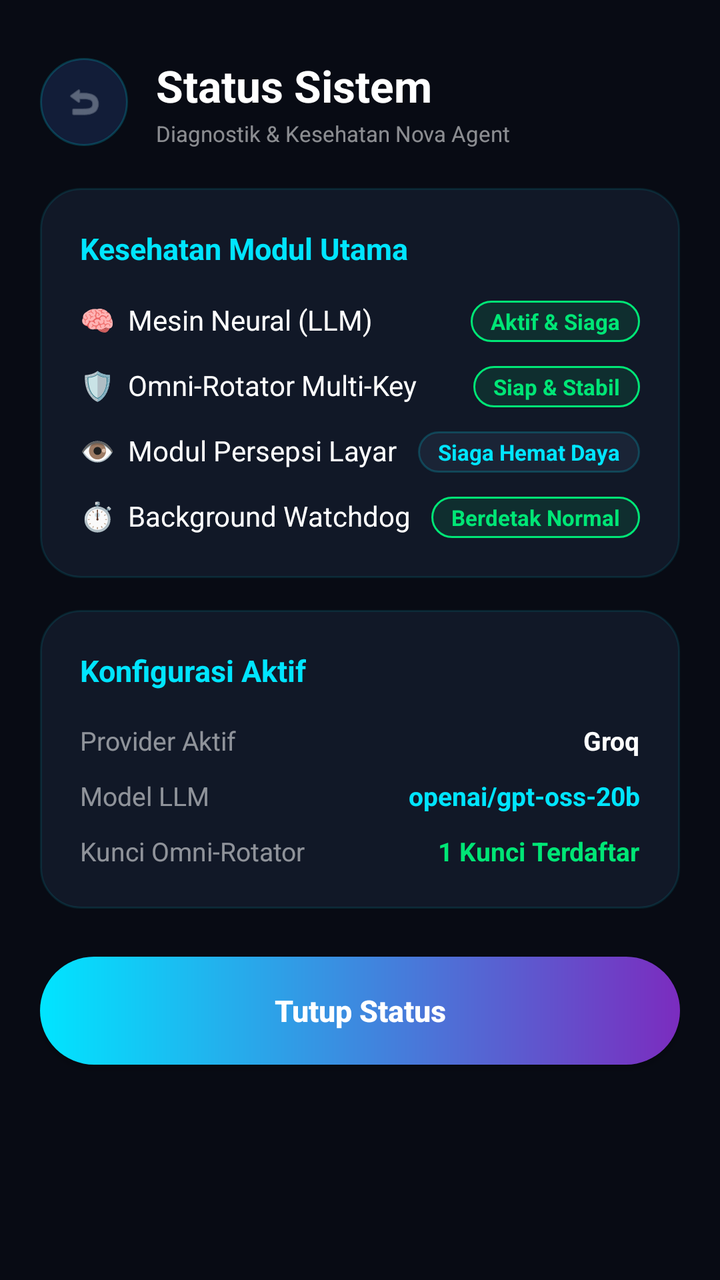
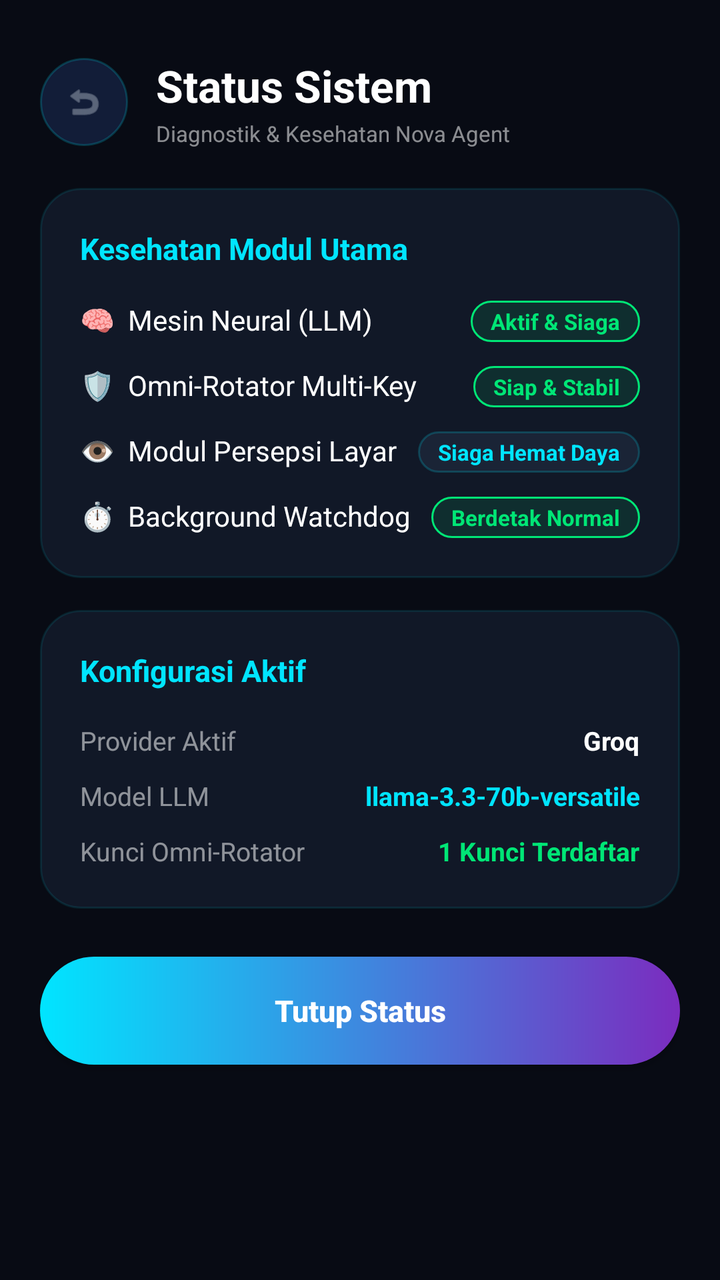

An Android layout rendered at two revisions. The XML below is the earlier revision; the diff shows what the commit changed to produce the second picture.
<!-- AndroidManifest.xml: application theme Theme.NovaJarvis -->
<!-- res/layout/dialog_status.xml -->
<?xml version="1.0" encoding="utf-8"?>
<RelativeLayout xmlns:android="http://schemas.android.com/apk/res/android"
    android:layout_width="match_parent"
    android:layout_height="match_parent"
    android:background="@drawable/bg_ultra_main"
    android:padding="20dp">

    
    <RelativeLayout
        android:id="@+id/headerStatus"
        android:layout_width="match_parent"
        android:layout_height="wrap_content"
        android:layout_marginTop="8dp"
        android:layout_marginBottom="20dp">

        <ImageView
            android:id="@+id/btnBackStatus"
            android:layout_width="44dp"
            android:layout_height="44dp"
            android:src="@android:drawable/ic_menu_revert"
            android:tint="#8B95A5"
            android:background="@drawable/bg_circle_btn"
            android:padding="12dp"
            android:layout_centerVertical="true"
            android:clickable="true"
            android:focusable="true"/>

        <LinearLayout
            android:layout_width="wrap_content"
            android:layout_height="wrap_content"
            android:orientation="vertical"
            android:layout_toEndOf="@id/btnBackStatus"
            android:layout_marginStart="14dp"
            android:layout_centerVertical="true">

            <TextView
                android:layout_width="wrap_content"
                android:layout_height="wrap_content"
                android:text="Status Sistem"
                android:textColor="#FFFFFF"
                android:textSize="22sp"
                android:textStyle="bold"/>

            <TextView
                android:layout_width="wrap_content"
                android:layout_height="wrap_content"
                android:text="Diagnostik &amp; Kesehatan Nova Agent"
                android:textColor="#88FFFFFF"
                android:textSize="11sp"
                android:layout_marginTop="2dp"/>
        </LinearLayout>
    </RelativeLayout>

    <ScrollView
        android:layout_width="match_parent"
        android:layout_height="match_parent"
        android:layout_below="@id/headerStatus"
        android:scrollbars="none">

        <LinearLayout
            android:layout_width="match_parent"
            android:layout_height="wrap_content"
            android:orientation="vertical">

            
            <LinearLayout
                android:layout_width="match_parent"
                android:layout_height="wrap_content"
                android:background="@drawable/bg_ultra_card"
                android:orientation="vertical"
                android:padding="20dp"
                android:layout_marginBottom="16dp">

                <TextView
                    android:layout_width="wrap_content"
                    android:layout_height="wrap_content"
                    android:text="Kesehatan Modul Utama"
                    android:textColor="#00E5FF"
                    android:textSize="15sp"
                    android:textStyle="bold"
                    android:layout_marginBottom="16dp"/>

                
                <RelativeLayout
                    android:layout_width="match_parent"
                    android:layout_height="wrap_content"
                    android:layout_marginBottom="12dp">
                    <TextView
                        android:layout_width="wrap_content"
                        android:layout_height="wrap_content"
                        android:text="🧠  Mesin Neural (LLM)"
                        android:textColor="#FFFFFF"
                        android:textSize="14sp"/>
                    <TextView
                        android:layout_width="wrap_content"
                        android:layout_height="wrap_content"
                        android:text="Aktif &amp; Siaga"
                        android:background="@drawable/bg_badge_green"
                        android:textColor="#00E676"
                        android:textSize="11sp"
                        android:textStyle="bold"
                        android:paddingHorizontal="10dp"
                        android:paddingVertical="3dp"
                        android:layout_alignParentEnd="true"/>
                </RelativeLayout>

                
                <RelativeLayout
                    android:layout_width="match_parent"
                    android:layout_height="wrap_content"
                    android:layout_marginBottom="12dp">
                    <TextView
                        android:layout_width="wrap_content"
                        android:layout_height="wrap_content"
                        android:text="🛡️  Omni-Rotator Multi-Key"
                        android:textColor="#FFFFFF"
                        android:textSize="14sp"/>
                    <TextView
                        android:layout_width="wrap_content"
                        android:layout_height="wrap_content"
                        android:text="Siap &amp; Stabil"
                        android:background="@drawable/bg_badge_green"
                        android:textColor="#00E676"
                        android:textSize="11sp"
                        android:textStyle="bold"
                        android:paddingHorizontal="10dp"
                        android:paddingVertical="3dp"
                        android:layout_alignParentEnd="true"/>
                </RelativeLayout>

                
                <RelativeLayout
                    android:layout_width="match_parent"
                    android:layout_height="wrap_content"
                    android:layout_marginBottom="12dp">
                    <TextView
                        android:layout_width="wrap_content"
                        android:layout_height="wrap_content"
                        android:text="👁️  Modul Persepsi Layar"
                        android:textColor="#FFFFFF"
                        android:textSize="14sp"/>
                    <TextView
                        android:layout_width="wrap_content"
                        android:layout_height="wrap_content"
                        android:text="Siaga Hemat Daya"
                        android:background="@drawable/bg_ultra_input"
                        android:textColor="#00E5FF"
                        android:textSize="11sp"
                        android:textStyle="bold"
                        android:paddingHorizontal="10dp"
                        android:paddingVertical="3dp"
                        android:layout_alignParentEnd="true"/>
                </RelativeLayout>

                
                <RelativeLayout
                    android:layout_width="match_parent"
                    android:layout_height="wrap_content">
                    <TextView
                        android:layout_width="wrap_content"
                        android:layout_height="wrap_content"
                        android:text="⏱️  Background Watchdog"
                        android:textColor="#FFFFFF"
                        android:textSize="14sp"/>
                    <TextView
                        android:layout_width="wrap_content"
                        android:layout_height="wrap_content"
                        android:text="Berdetak Normal"
                        android:background="@drawable/bg_badge_green"
                        android:textColor="#00E676"
                        android:textSize="11sp"
                        android:textStyle="bold"
                        android:paddingHorizontal="10dp"
                        android:paddingVertical="3dp"
                        android:layout_alignParentEnd="true"/>
                </RelativeLayout>
            </LinearLayout>

            
            <LinearLayout
                android:layout_width="match_parent"
                android:layout_height="wrap_content"
                android:background="@drawable/bg_ultra_card"
                android:orientation="vertical"
                android:padding="20dp"
                android:layout_marginBottom="24dp">

                <TextView
                    android:layout_width="wrap_content"
                    android:layout_height="wrap_content"
                    android:text="Konfigurasi Aktif"
                    android:textColor="#00E5FF"
                    android:textSize="15sp"
                    android:textStyle="bold"
                    android:layout_marginBottom="16dp"/>

                <RelativeLayout
                    android:layout_width="match_parent"
                    android:layout_height="wrap_content"
                    android:layout_marginBottom="10dp">
                    <TextView
                        android:layout_width="wrap_content"
                        android:layout_height="wrap_content"
                        android:text="Provider Aktif"
                        android:textColor="#88FFFFFF"
                        android:textSize="13sp"/>
                    <TextView
                        android:id="@+id/tvStatusProvider"
                        android:layout_width="wrap_content"
                        android:layout_height="wrap_content"
                        android:text="Groq"
                        android:textColor="#FFFFFF"
                        android:textSize="13sp"
                        android:textStyle="bold"
                        android:layout_alignParentEnd="true"/>
                </RelativeLayout>

                <RelativeLayout
                    android:layout_width="match_parent"
                    android:layout_height="wrap_content"
                    android:layout_marginBottom="10dp">
                    <TextView
                        android:layout_width="wrap_content"
                        android:layout_height="wrap_content"
                        android:text="Model LLM"
                        android:textColor="#88FFFFFF"
                        android:textSize="13sp"/>
                    <TextView
                        android:id="@+id/tvStatusModel"
                        android:layout_width="wrap_content"
                        android:layout_height="wrap_content"
                        android:text="openai/gpt-oss-20b"
                        android:textColor="#00E5FF"
                        android:textSize="13sp"
                        android:textStyle="bold"
                        android:layout_alignParentEnd="true"/>
                </RelativeLayout>

                <RelativeLayout
                    android:layout_width="match_parent"
                    android:layout_height="wrap_content">
                    <TextView
                        android:layout_width="wrap_content"
                        android:layout_height="wrap_content"
                        android:text="Kunci Omni-Rotator"
                        android:textColor="#88FFFFFF"
                        android:textSize="13sp"/>
                    <TextView
                        android:id="@+id/tvStatusKeyCount"
                        android:layout_width="wrap_content"
                        android:layout_height="wrap_content"
                        android:text="1 Kunci Terdaftar"
                        android:textColor="#00E676"
                        android:textSize="13sp"
                        android:textStyle="bold"
                        android:layout_alignParentEnd="true"/>
                </RelativeLayout>
            </LinearLayout>

            
            <Button
                android:id="@+id/btnCloseStatus"
                android:layout_width="match_parent"
                android:layout_height="54dp"
                android:text="Tutup Status"
                android:textAllCaps="false"
                android:backgroundTint="@null"
                android:background="@drawable/bg_btn_gradient"
                android:textColor="#FFFFFF"
                android:textStyle="bold"
                android:textSize="15sp"
                android:layout_marginBottom="24dp"/>

        </LinearLayout>
    </ScrollView>
</RelativeLayout>
<!-- resources referenced by this layout -->
<resources>
  <!-- drawable bg_badge_green (drawable) -->
  <?xml version="1.0" encoding="utf-8"?>
  <shape xmlns:android="http://schemas.android.com/apk/res/android">
      <solid android:color="#1A00E676" />
      <corners android:radius="12dp" />
      <stroke android:width="1dp" android:color="#00E676" />
  </shape>
  <!-- drawable bg_btn_gradient (drawable) -->
  <?xml version="1.0" encoding="utf-8"?>
  <ripple xmlns:android="http://schemas.android.com/apk/res/android" android:color="#FFFFFF">
      <item>
          <shape android:shape="rectangle">
              <gradient android:startColor="#00E5FF" android:endColor="#7B2CBF" android:angle="0" />
              <corners android:radius="30dp" />
          </shape>
      </item>
  </ripple>
  <!-- drawable bg_circle_btn (drawable) -->
  <?xml version="1.0" encoding="utf-8"?>
  <shape xmlns:android="http://schemas.android.com/apk/res/android" android:shape="oval">
      <solid android:color="#121D38" />
      <stroke android:width="1dp" android:color="#3300E5FF" />
  </shape>
  <!-- drawable bg_ultra_card (drawable) -->
  <?xml version="1.0" encoding="utf-8"?>
  <shape xmlns:android="http://schemas.android.com/apk/res/android">
      <solid android:color="#111827" />
      <corners android:radius="20dp" />
      <stroke android:width="1dp" android:color="#1A00E5FF" />
  </shape>
  <!-- drawable bg_ultra_input (drawable) -->
  <?xml version="1.0" encoding="utf-8"?>
  <shape xmlns:android="http://schemas.android.com/apk/res/android">
      <solid android:color="#1A2436" />
      <corners android:radius="14dp" />
      <stroke android:width="1dp" android:color="#3300E5FF" />
  </shape>
  <!-- drawable bg_ultra_main (drawable) -->
  <?xml version="1.0" encoding="utf-8"?>
  <shape xmlns:android="http://schemas.android.com/apk/res/android">
      <solid android:color="#080B14" />
  </shape>
  <style name="Theme.NovaJarvis" parent="Theme.AppCompat.DayNight.NoActionBar">
          <item name="android:statusBarColor">#050811</item>
          <item name="android:navigationBarColor">#050811</item>
          <item name="android:windowBackground">#050811</item>
          <item name="colorPrimary">@color/neon_cyan</item>
          <item name="colorPrimaryDark">@color/bg_base</item>
          <item name="colorAccent">@color/neon_cyan</item>
      </style>
  <color name="neon_cyan">#00E5FF</color>
  <color name="bg_base">#050811</color>
</resources>

<!-- the commit's change to res/layout/dialog_status.xml (unified diff, before → after) -->
@@ -229,7 +229,7 @@
                         android:id="@+id/tvStatusModel"
                         android:layout_width="wrap_content"
                         android:layout_height="wrap_content"
-                        android:text="openai/gpt-oss-20b"
+                        android:text="llama-3.3-70b-versatile"
                         android:textColor="#00E5FF"
                         android:textSize="13sp"
                         android:textStyle="bold"
